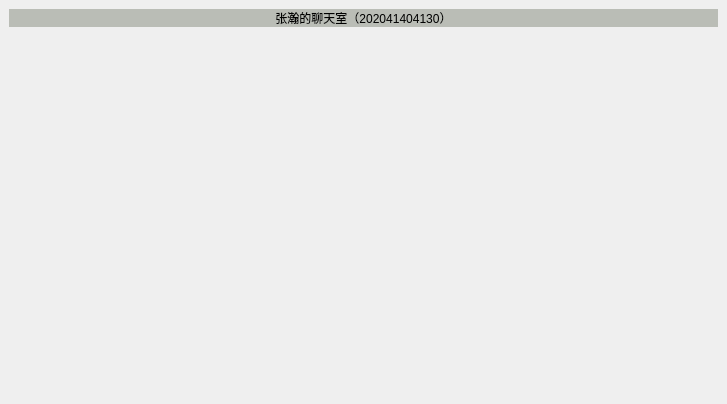
Qt form ChatClient/mainwindow.ui (AChangAZha/QtChat) before a commit.
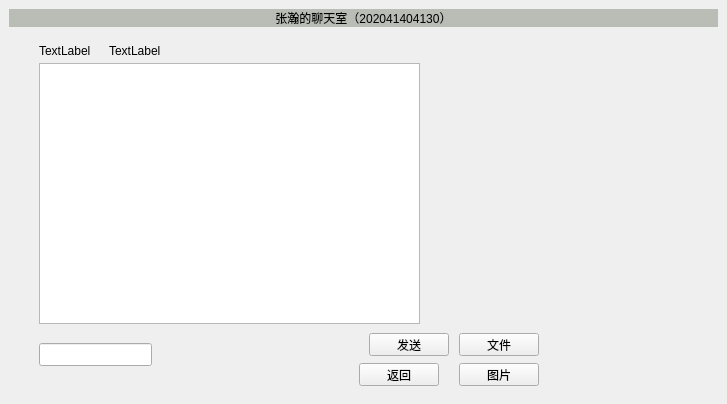
The same form after that commit.

Patch:
```diff
--- a/ChatClient/mainwindow.ui
+++ b/ChatClient/mainwindow.ui
@@ -71,7 +71,106 @@
         </item>
        </layout>
       </widget>
-      <widget class="QWidget" name="groupChatPage"/>
+      <widget class="QWidget" name="friendChatPage">
+       <widget class="QTextEdit" name="friendMsg">
+        <property name="geometry">
+         <rect>
+          <x>30</x>
+          <y>30</y>
+          <width>381</width>
+          <height>261</height>
+         </rect>
+        </property>
+       </widget>
+       <widget class="QLineEdit" name="friendEdit">
+        <property name="geometry">
+         <rect>
+          <x>30</x>
+          <y>310</y>
+          <width>113</width>
+          <height>23</height>
+         </rect>
+        </property>
+       </widget>
+       <widget class="QPushButton" name="friendSend">
+        <property name="geometry">
+         <rect>
+          <x>360</x>
+          <y>300</y>
+          <width>80</width>
+          <height>23</height>
+         </rect>
+        </property>
+        <property name="text">
+         <string>发送</string>
+        </property>
+       </widget>
+       <widget class="QPushButton" name="pushButton_5">
+        <property name="geometry">
+         <rect>
+          <x>350</x>
+          <y>330</y>
+          <width>80</width>
+          <height>23</height>
+         </rect>
+        </property>
+        <property name="text">
+         <string>返回</string>
+        </property>
+       </widget>
+       <widget class="QPushButton" name="friendImg">
+        <property name="geometry">
+         <rect>
+          <x>450</x>
+          <y>330</y>
+          <width>80</width>
+          <height>23</height>
+         </rect>
+        </property>
+        <property name="text">
+         <string>图片</string>
+        </property>
+       </widget>
+       <widget class="QPushButton" name="fileBtn">
+        <property name="geometry">
+         <rect>
+          <x>450</x>
+          <y>300</y>
+          <width>80</width>
+          <height>23</height>
+         </rect>
+        </property>
+        <property name="text">
+         <string>文件</string>
+        </property>
+       </widget>
+       <widget class="QLabel" name="friendStatus">
+        <property name="geometry">
+         <rect>
+          <x>100</x>
+          <y>10</y>
+          <width>59</width>
+          <height>15</height>
+         </rect>
+        </property>
+        <property name="text">
+         <string>TextLabel</string>
+        </property>
+       </widget>
+       <widget class="QLabel" name="friendName">
+        <property name="geometry">
+         <rect>
+          <x>30</x>
+          <y>10</y>
+          <width>59</width>
+          <height>15</height>
+         </rect>
+        </property>
+        <property name="text">
+         <string>TextLabel</string>
+        </property>
+       </widget>
+      </widget>
       <widget class="QWidget" name="loginPage">
        <layout class="QGridLayout" name="gridLayout_2">
         <item row="1" column="2">
```
